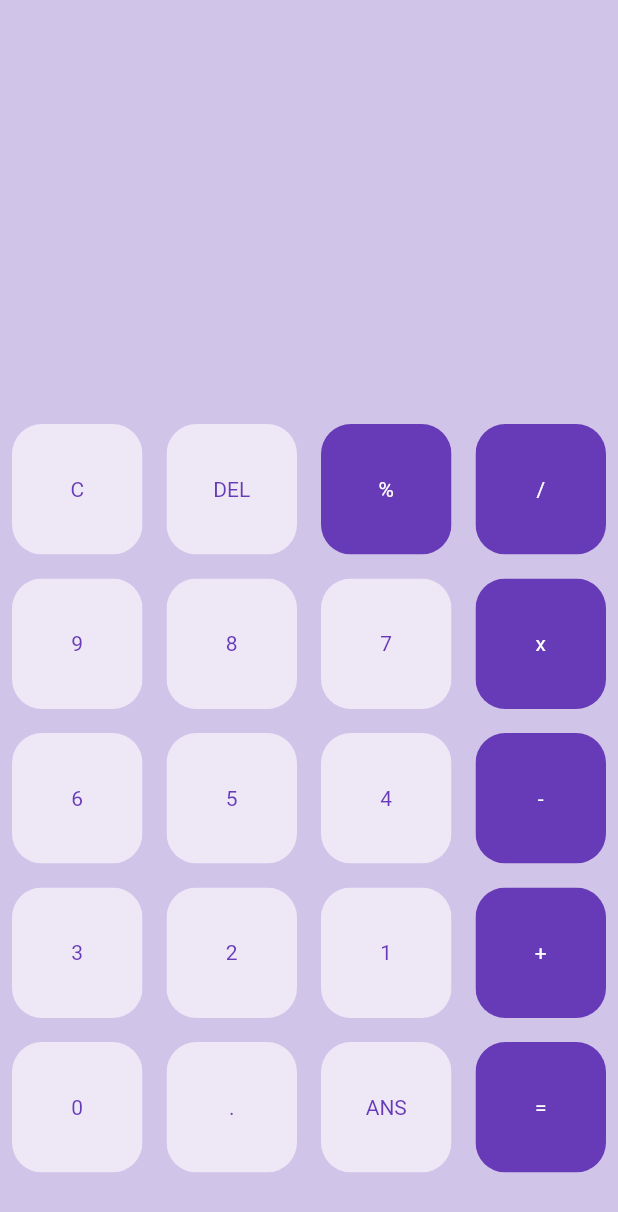
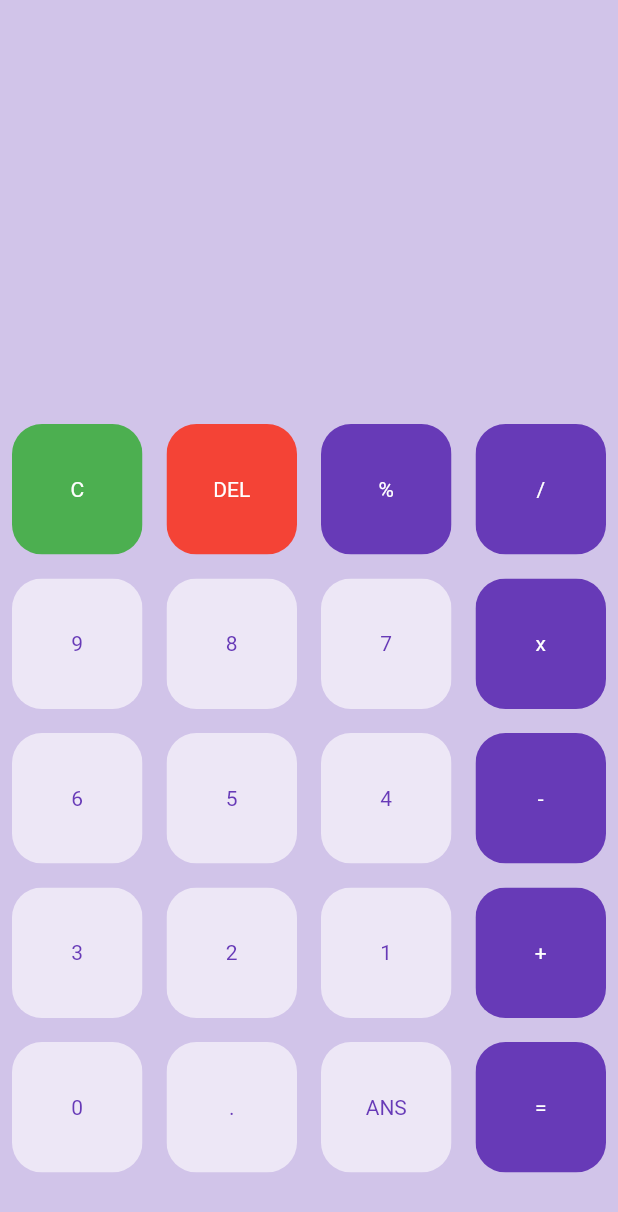
Before and after one commit to paxFortuna/Calculator-mathExpression, a Flutter app: the screen it shows after launch, on a phone screen of 412 x 824 dp. Shown: the top 1212 px of the screen. Run offline on Flutter 3.47's test engine with Material 2 defaults, Android fonts, the phone set to English and light mode, and no system bars.

Commit message:
add: button color ui with isOperator condition

```diff
--- a/lib/main.dart
+++ b/lib/main.dart
@@ -67,6 +67,19 @@ class _HomePageState extends State<HomePage> {
                     crossAxisCount: 4),
                 itemCount: buttons.length,
                 itemBuilder: (context, index) {
+                  if(index == 0) {
+                    return MyButton(
+                      buttonText: buttons[index],
+                      color: Colors.green,
+                      textColor: Colors.white,
+                    );
+                  } else if(index == 1) {
+                    return MyButton(
+                      buttonText: buttons[index],
+                      color: Colors.red,
+                      textColor: Colors.white,
+                    );
+                  } else {
                     return MyButton(
                       buttonText: buttons[index],
                       color: isOperator(buttons[index])
@@ -76,6 +89,8 @@ class _HomePageState extends State<HomePage> {
                           ? Colors.white
                           : Colors.deepPurple,
                     );
+                  }
+
                 },
               ),
             ),
```
Lines whose indentation alone changed are shown as unchanged.
